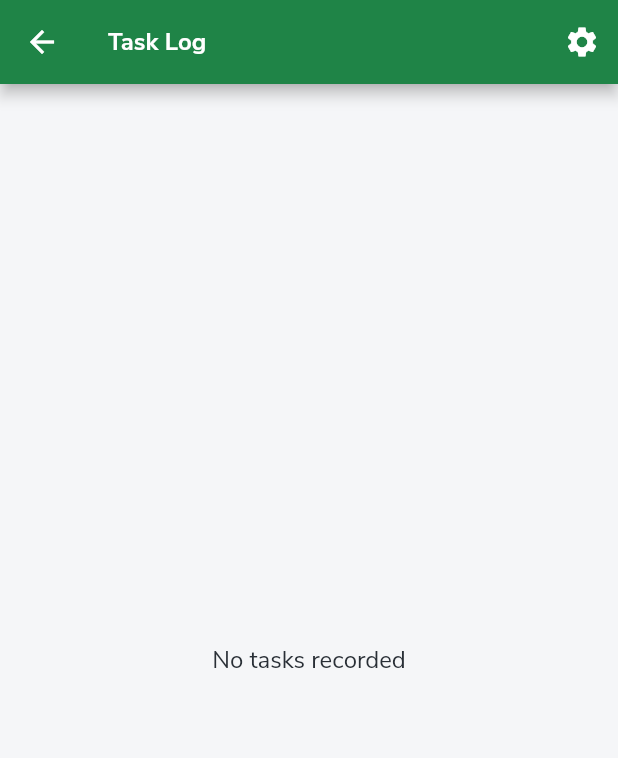
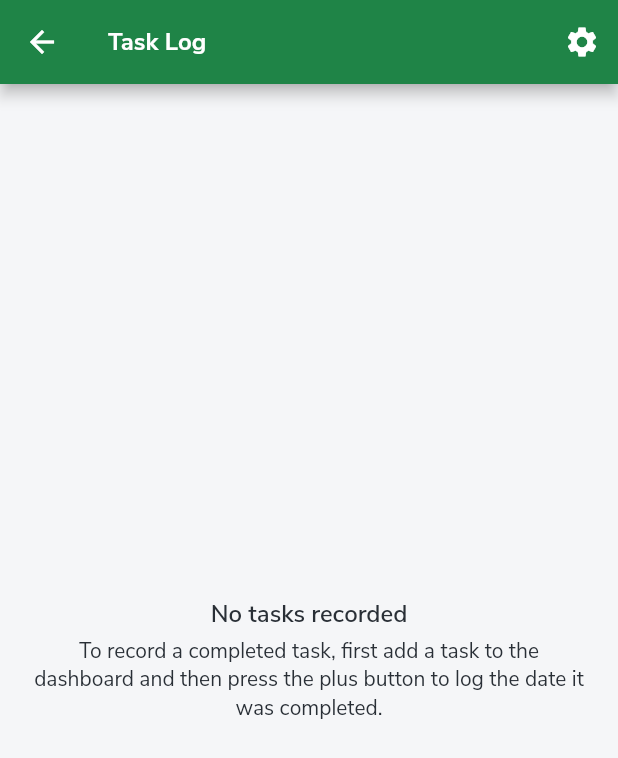
Before and after one commit to sydrichards31/my-productivity-rewards, a Flutter app: the TaskLog screen opened directly, on a phone screen of 412 x 824 dp. Shown: the top 758 px of the screen. Run offline on Flutter 3.47's test engine with Material 3 defaults, Android fonts, the phone set to English and light mode, and no system bars; our stand-ins replace equatable, flutter_bloc, flutter_secure_storage, flutter_speed_dial, flutter_svg, get_it and 2 more; missing offline and left inert: amazon_image; accounts and stored records are empty.

Commit message:
update empty state messaging

```diff
--- a/lib/modules/task_log/task_log.dart
+++ b/lib/modules/task_log/task_log.dart
@@ -25,9 +25,25 @@ class TaskLog extends StatelessWidget {
             bodyWidget = Center(child: Text('Unable to load data'));
           } else if (state.tasks.isEmpty) {
             bodyWidget = Center(
-              child: Text(
-                'No tasks recorded',
-                style: MPRTextStyles.large,
+              child: Padding(
+                padding: const EdgeInsets.symmetric(horizontal: 22.0),
+                child: Column(
+                  mainAxisAlignment: MainAxisAlignment.center,
+                  children: [
+                    Text(
+                      'No tasks recorded',
+                      style: MPRTextStyles.largeSemiBold,
+                    ),
+                    SizedBox(height: 4),
+                    Center(
+                      child: Text(
+                        'To record a completed task, first add a task to the dashboard and then press the plus button to log the date it was completed.',
+                        style: MPRTextStyles.regular,
+                        textAlign: TextAlign.center,
+                      ),
+                    ),
+                  ],
+                ),
               ),
             );
           } else {
```
Also changed, not shown: lib/modules/daily_checklist.dart/cubit/daily_checklist_cubit.dart (+3 -6 lines), lib/modules/dashboard/dashboard.dart (+22 -2 lines), lib/modules/my_rewards/my_rewards.dart (+19 -3 lines).
